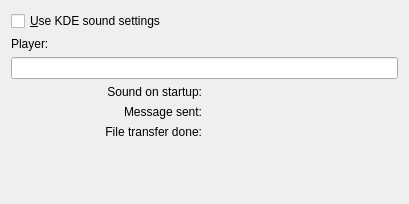
Above: branches/branch-playground/plugins/sound/soundconfigbase.ui from BackupTheBerlios/sim-im-svn before the change. Below: the same form after it.
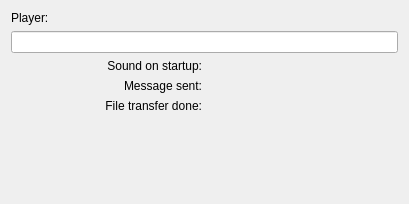
That is the form after the change. Custom widgets are drawn as their Qt base class.

Diff of the .ui file:
```diff
--- a/branches/branch-playground/plugins/sound/soundconfigbase.ui
+++ b/branches/branch-playground/plugins/sound/soundconfigbase.ui
@@ -22,19 +22,9 @@
       <property name="spacing" >
         <number>6</number>
       </property>
-      <item rowspan="1" row="0" column="0" colspan="2" >
-        <widget class="QCheckBox" name="chkArts" >
-          <property name="text" >
-            <string>&amp;Use KDE sound settings</string>
-          </property>
-          <property name="toolTip" >
-            <string>Use player defined in system notify settings in kcontrol</string>
-          </property>
-        </widget>
-      </item>
-      <item rowspan="1" row="1" column="0" colspan="2" >
-        <widget class="QLabel" name="lblPlayer" >
-          <property name="text" >
+   <item row="0" column="0" colspan="2">
+    <widget class="QLabel" name="lblPlayer">
+     <property name="text">
             <string>Player:</string>
           </property>
           <property name="wordWrap" >
@@ -42,94 +32,76 @@
           </property>
         </widget>
       </item>
-      <item rowspan="1" row="2" column="0" colspan="2" >
-        <widget class="QLineEdit" name="edtPlayer" />
-      </item>
-      <item row="7" column="1" >
-        <spacer name="Spacer2" >
-          <property name="sizeHint" >
+   <item row="1" column="0" colspan="2">
+    <widget class="QLineEdit" name="edtPlayer"/>
+   </item>
+   <item row="6" column="1">
+    <spacer name="Spacer2">
+     <property name="orientation">
+      <enum>Qt::Vertical</enum>
+     </property>
+     <property name="sizeType">
+      <enum>QSizePolicy::Expanding</enum>
+     </property>
+     <property name="sizeHint" stdset="0">
             <size>
               <width>20</width>
               <height>20</height>
             </size>
           </property>
-          <property name="sizeType" >
-            <enum>QSizePolicy::Expanding</enum>
-          </property>
-          <property name="orientation" >
-            <enum>Qt::Vertical</enum>
-          </property>
-        </spacer>
-      </item>
-      <item row="6" column="0" >
-        <widget class="QLabel" name="TextLabel1" >
-          <property name="text" >
+    </spacer>
+   </item>
+   <item row="5" column="0">
+    <widget class="QLabel" name="TextLabel1">
+     <property name="text">
             <string>File transfer done:</string>
           </property>
-          <property name="alignment" >
-            <set>Qt::AlignVCenter|Qt::AlignRight</set>
-          </property>
-          <property name="wordWrap" >
+     <property name="alignment">
+      <set>Qt::AlignRight|Qt::AlignTrailing|Qt::AlignVCenter</set>
+     </property>
+     <property name="wordWrap">
             <bool>false</bool>
           </property>
         </widget>
       </item>
-      <item row="5" column="0" >
-        <widget class="QLabel" name="TextLabel1_2" >
-          <property name="text" >
+   <item row="4" column="0">
+    <widget class="QLabel" name="TextLabel1_2">
+     <property name="text">
             <string>Message sent:</string>
           </property>
-          <property name="alignment" >
-            <set>Qt::AlignVCenter|Qt::AlignRight</set>
-          </property>
-          <property name="wordWrap" >
+     <property name="alignment">
+      <set>Qt::AlignRight|Qt::AlignTrailing|Qt::AlignVCenter</set>
+     </property>
+     <property name="wordWrap">
             <bool>false</bool>
           </property>
         </widget>
       </item>
-      <item row="4" column="0" >
-        <widget class="QLabel" name="TextLabel2" >
-          <property name="text" >
+   <item row="3" column="0">
+    <widget class="QLabel" name="TextLabel2">
+     <property name="text">
             <string>Sound on startup:</string>
           </property>
-          <property name="alignment" >
-            <set>Qt::AlignVCenter|Qt::AlignRight</set>
-          </property>
-          <property name="wordWrap" >
+     <property name="alignment">
+      <set>Qt::AlignRight|Qt::AlignTrailing|Qt::AlignVCenter</set>
+     </property>
+     <property name="wordWrap">
             <bool>false</bool>
           </property>
         </widget>
       </item>
-      <item row="6" column="1" >
-        <widget class="EditSound" name="edtFileDone" />
-      </item>
-      <item row="5" column="1" >
-        <widget class="EditSound" name="edtSent" />
-      </item>
-      <item row="4" column="1" >
-        <widget class="EditSound" name="edtStartup" />
+   <item row="5" column="1">
+    <widget class="EditSound" name="edtFileDone" native="true"/>
+   </item>
+   <item row="4" column="1">
+    <widget class="EditSound" name="edtSent" native="true"/>
+   </item>
+   <item row="3" column="1">
+    <widget class="EditSound" name="edtStartup" native="true"/>
       </item>
     </layout>
   </widget>
   <customwidgets>
-    <customwidget>
-      <class>QWidget</class>
-      <extends>QWidget</extends>
-      <header location="global" >qwidget.h</header>
-      <sizehint>
-        <width>-1</width>
-        <height>-1</height>
-      </sizehint>
-      <container>0</container>
-      <sizepolicy>
-        <hordata>5</hordata>
-        <verdata>5</verdata>
-      </sizepolicy>
-      <pixmap>image0</pixmap>
-      <properties>
-        <property type="String" >text</property>
-      </properties>
-    </customwidget>
     <customwidget>
       <class>EditSound</class>
       <extends>QWidget</extends>
```
Left out of the diff: 43 changed lines with no effect on the pictures. Lines whose indentation alone changed are shown as unchanged.
